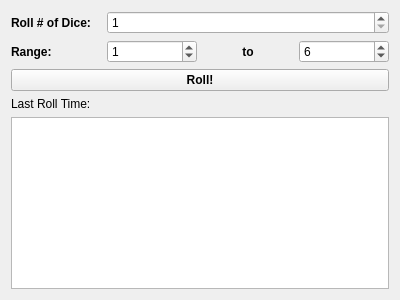
The window that src/apps/grypto_rng/diceroller.ui (karagog/Gryptonite) describes before a commit, drawn with Qt 5.
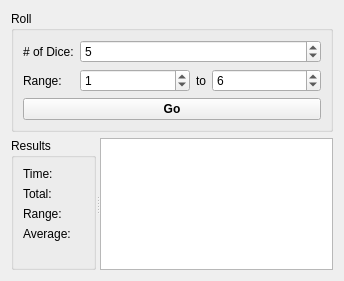
The same window after the commit.

Commit message:
Improved the layout and features of dice roller
Now it shows more data, like the range and average.

What changed in the file:
```diff
--- a/src/apps/grypto_rng/diceroller.ui
+++ b/src/apps/grypto_rng/diceroller.ui
@@ -6,49 +6,74 @@
    <rect>
     <x>0</x>
     <y>0</y>
-    <width>400</width>
-    <height>300</height>
+    <width>344</width>
+    <height>281</height>
    </rect>
   </property>
   <property name="windowTitle">
    <string>Dice Roller</string>
   </property>
-  <layout class="QGridLayout" name="gridLayout">
-   <item row="3" column="0">
-    <widget class="QLabel" name="label_4">
-     <property name="text">
-      <string>Last Roll Time:</string>
+  <layout class="QVBoxLayout" name="verticalLayout">
+   <item>
+    <widget class="QGroupBox" name="groupBox_2">
+     <property name="title">
+      <string>Roll</string>
      </property>
-    </widget>
-   </item>
-   <item row="0" column="0">
-    <widget class="QLabel" name="label">
-     <property name="font">
-      <font>
-       <weight>75</weight>
-       <bold>true</bold>
-      </font>
-     </property>
-     <property name="text">
-      <string>Roll # of Dice:</string>
+     <layout class="QGridLayout" name="gridLayout_2">
+      <item row="1" column="3">
+       <widget class="QSpinBox" name="spn_max">
+        <property name="sizePolicy">
+         <sizepolicy hsizetype="Minimum" vsizetype="Fixed">
+          <horstretch>1</horstretch>
+          <verstretch>0</verstretch>
+         </sizepolicy>
+        </property>
+        <property name="minimum">
+         <number>-1000000</number>
+        </property>
+        <property name="maximum">
+         <number>1000000</number>
+        </property>
+        <property name="value">
+         <number>6</number>
      </property>
     </widget>
    </item>
    <item row="1" column="0">
     <widget class="QLabel" name="label_2">
-     <property name="font">
-      <font>
-       <weight>75</weight>
-       <bold>true</bold>
-      </font>
-     </property>
      <property name="text">
       <string>Range:</string>
      </property>
     </widget>
    </item>
+      <item row="0" column="0">
+       <widget class="QLabel" name="label">
+        <property name="text">
+         <string># of Dice:</string>
+        </property>
+       </widget>
+      </item>
+      <item row="0" column="1" colspan="3">
+       <widget class="QSpinBox" name="spn_number">
+        <property name="minimum">
+         <number>1</number>
+        </property>
+        <property name="maximum">
+         <number>1000</number>
+        </property>
+        <property name="value">
+         <number>5</number>
+        </property>
+       </widget>
+      </item>
    <item row="1" column="1">
     <widget class="QSpinBox" name="spn_min">
+        <property name="sizePolicy">
+         <sizepolicy hsizetype="Minimum" vsizetype="Fixed">
+          <horstretch>1</horstretch>
+          <verstretch>0</verstretch>
+         </sizepolicy>
+        </property>
      <property name="minimum">
       <number>-1000000</number>
      </property>
@@ -62,12 +87,6 @@
    </item>
    <item row="1" column="2">
     <widget class="QLabel" name="label_3">
-     <property name="font">
-      <font>
-       <weight>75</weight>
-       <bold>true</bold>
-      </font>
-     </property>
      <property name="text">
       <string>to</string>
      </property>
@@ -76,21 +95,140 @@
      </property>
     </widget>
    </item>
-   <item row="1" column="3">
-    <widget class="QSpinBox" name="spn_max">
-     <property name="minimum">
-      <number>-1000000</number>
-     </property>
-     <property name="maximum">
-      <number>1000000</number>
-     </property>
-     <property name="value">
-      <number>6</number>
+      <item row="2" column="0" colspan="4">
+       <widget class="QPushButton" name="btn_roll">
+        <property name="font">
+         <font>
+          <weight>75</weight>
+          <bold>true</bold>
+         </font>
+        </property>
+        <property name="text">
+         <string>Go</string>
+        </property>
+       </widget>
+      </item>
+     </layout>
+    </widget>
+   </item>
+   <item>
+    <widget class="QSplitter" name="splitter">
+     <property name="sizePolicy">
+      <sizepolicy hsizetype="Expanding" vsizetype="Preferred">
+       <horstretch>0</horstretch>
+       <verstretch>1</verstretch>
+      </sizepolicy>
      </property>
-    </widget>
-   </item>
-   <item row="4" column="0" colspan="4">
+     <property name="orientation">
+      <enum>Qt::Horizontal</enum>
+     </property>
+     <property name="childrenCollapsible">
+      <bool>false</bool>
+     </property>
+     <widget class="QGroupBox" name="groupBox">
+      <property name="title">
+       <string>Results</string>
+      </property>
+      <layout class="QGridLayout" name="gridLayout_3">
+       <item row="2" column="1">
+        <widget class="QLabel" name="lbl_range">
+         <property name="sizePolicy">
+          <sizepolicy hsizetype="Preferred" vsizetype="Preferred">
+           <horstretch>1</horstretch>
+           <verstretch>0</verstretch>
+          </sizepolicy>
+         </property>
+         <property name="toolTip">
+          <string>&lt;html&gt;&lt;head/&gt;&lt;body&gt;&lt;p&gt;Range has the format: [min, max]&lt;/p&gt;&lt;/body&gt;&lt;/html&gt;</string>
+         </property>
+        </widget>
+       </item>
+       <item row="3" column="1">
+        <widget class="QLabel" name="lbl_mean">
+         <property name="sizePolicy">
+          <sizepolicy hsizetype="Preferred" vsizetype="Preferred">
+           <horstretch>1</horstretch>
+           <verstretch>0</verstretch>
+          </sizepolicy>
+         </property>
+        </widget>
+       </item>
+       <item row="0" column="0">
+        <widget class="QLabel" name="label_4">
+         <property name="text">
+          <string>Time:</string>
+         </property>
+        </widget>
+       </item>
+       <item row="3" column="0">
+        <widget class="QLabel" name="label_7">
+         <property name="text">
+          <string>Average:</string>
+         </property>
+        </widget>
+       </item>
+       <item row="0" column="1">
+        <widget class="QLabel" name="lbl_lastRoll">
+         <property name="sizePolicy">
+          <sizepolicy hsizetype="Preferred" vsizetype="Preferred">
+           <horstretch>1</horstretch>
+           <verstretch>0</verstretch>
+          </sizepolicy>
+         </property>
+         <property name="toolTip">
+          <string>&lt;html&gt;&lt;head/&gt;&lt;body&gt;&lt;p&gt;The time of the last roll&lt;/p&gt;&lt;/body&gt;&lt;/html&gt;</string>
+         </property>
+        </widget>
+       </item>
+       <item row="1" column="0">
+        <widget class="QLabel" name="label_5">
+         <property name="text">
+          <string>Total:</string>
+         </property>
+        </widget>
+       </item>
+       <item row="2" column="0">
+        <widget class="QLabel" name="label_6">
+         <property name="text">
+          <string>Range:</string>
+         </property>
+        </widget>
+       </item>
+       <item row="1" column="1">
+        <widget class="QLabel" name="lbl_total">
+         <property name="sizePolicy">
+          <sizepolicy hsizetype="Preferred" vsizetype="Preferred">
+           <horstretch>1</horstretch>
+           <verstretch>0</verstretch>
+          </sizepolicy>
+         </property>
+         <property name="toolTip">
+          <string>&lt;html&gt;&lt;head/&gt;&lt;body&gt;&lt;p&gt;The sum of all the dice rolled&lt;/p&gt;&lt;/body&gt;&lt;/html&gt;</string>
+         </property>
+        </widget>
+       </item>
+       <item row="4" column="0">
+        <spacer name="verticalSpacer">
+         <property name="orientation">
+          <enum>Qt::Vertical</enum>
+         </property>
+         <property name="sizeHint" stdset="0">
+          <size>
+           <width>20</width>
+           <height>40</height>
+          </size>
+         </property>
+        </spacer>
+       </item>
+      </layout>
+     </widget>
     <widget class="QTableView" name="tbl_results">
+      <property name="sizePolicy">
+       <sizepolicy hsizetype="Expanding" vsizetype="Expanding">
+        <horstretch>0</horstretch>
+        <verstretch>1</verstretch>
+       </sizepolicy>
+      </property>
      <property name="selectionBehavior">
       <enum>QAbstractItemView::SelectRows</enum>
      </property>
@@ -113,38 +251,6 @@
       <bool>false</bool>
      </attribute>
     </widget>
-   </item>
-   <item row="2" column="0" colspan="4">
-    <widget class="QPushButton" name="btn_roll">
-     <property name="font">
-      <font>
-       <weight>75</weight>
-       <bold>true</bold>
-      </font>
-     </property>
-     <property name="text">
-      <string>Roll!</string>
-     </property>
-    </widget>
-   </item>
-   <item row="0" column="1" colspan="3">
-    <widget class="QSpinBox" name="spn_number">
-     <property name="minimum">
-      <number>1</number>
-     </property>
-     <property name="maximum">
-      <number>1000</number>
-     </property>
-     <property name="value">
-      <number>1</number>
-     </property>
-    </widget>
-   </item>
-   <item row="3" column="1" colspan="3">
-    <widget class="QLabel" name="lbl_lastRoll">
-     <property name="text">
-      <string/>
-     </property>
     </widget>
    </item>
   </layout>
```
Lines whose indentation alone changed are shown as unchanged. The commit also changes 4 other files.
